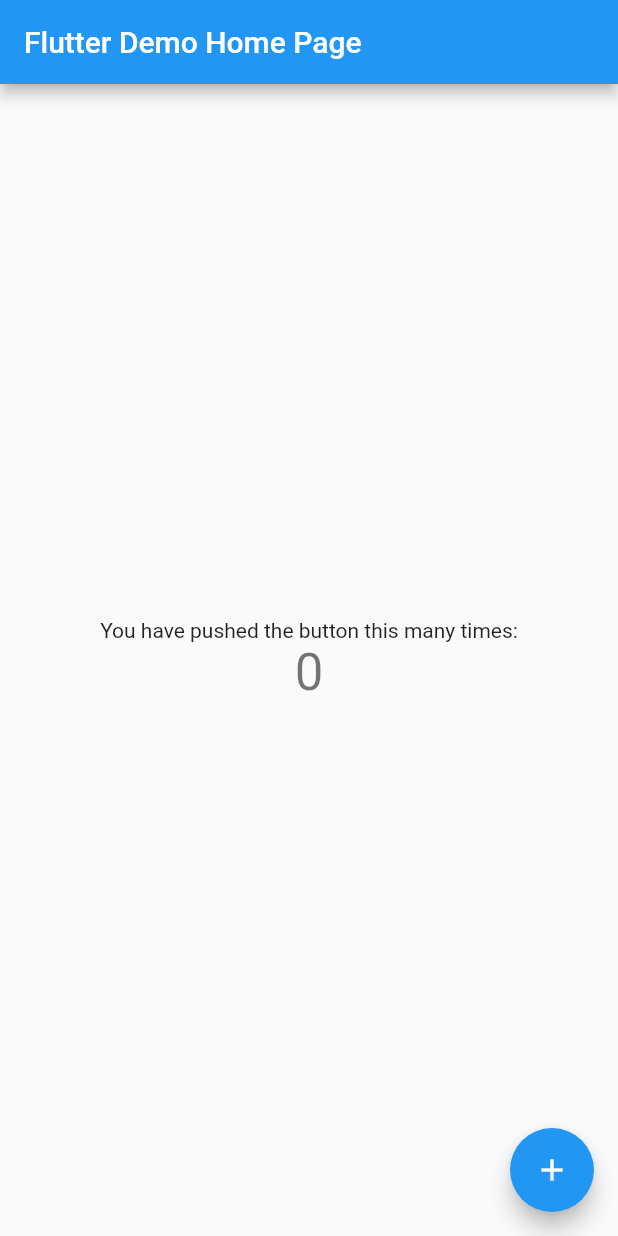
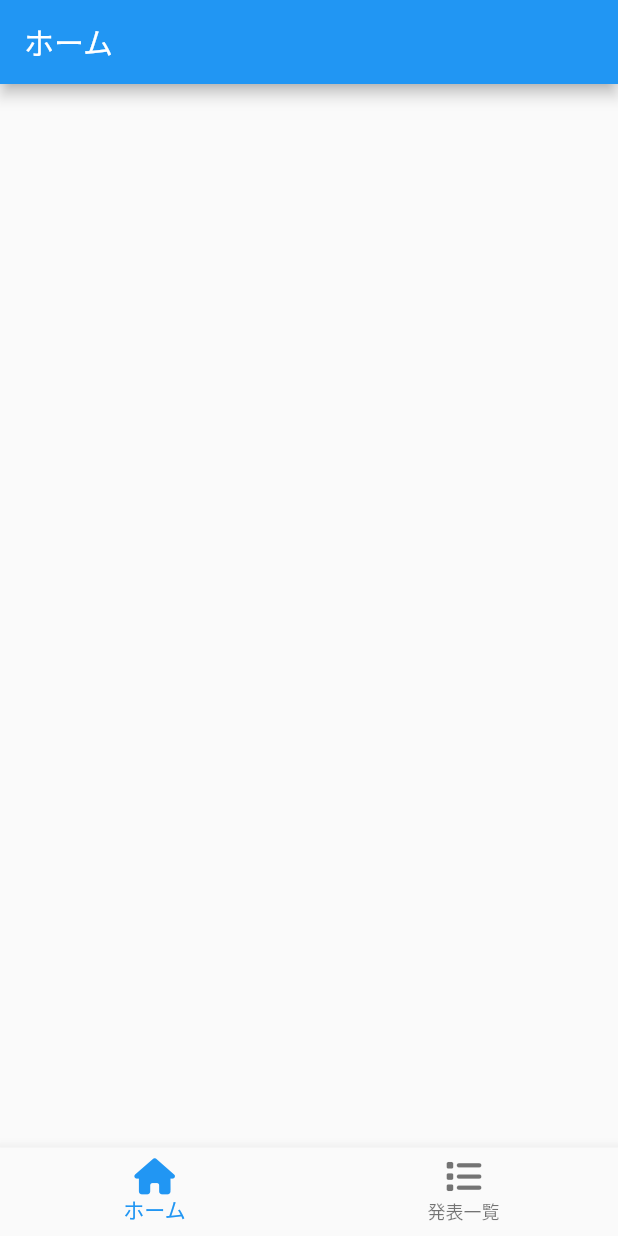
Before and after one commit to Ryotaewamoto/OR-northeast-branch-young-seminer-app, a Flutter app: the screen it shows after launch, on a phone screen of 412 x 824 dp. Run offline on Flutter 3.47's test engine with Material 2 defaults, Android fonts, the phone set to English and light mode, and no system bars; our stand-ins replace firebase_auth, firebase_core, flutter_spinkit, font_awesome_flutter, go_router, hooks_riverpod; missing offline and left inert: simple_logger; accounts and stored records are empty.

Commit message:
feat: add bottom navigation

```diff
--- /dev/null
+++ b/lib/app.dart
@@ -0,0 +1,22 @@
+import 'package:flutter/material.dart';
+import 'package:hooks_riverpod/hooks_riverpod.dart';
+
+import 'utils/routing/app_routes.dart';
+
+/// [App] has routing settings
+class App extends HookConsumerWidget {
+  const App({Key? key}) : super(key: key);
+
+  @override
+  Widget build(BuildContext context, WidgetRef ref) {
+    final goRouter = ref.watch(goRoutesProvider);
+    return MaterialApp.router(
+      title: 'Flutter Demo',
+      // theme: ThemeData(useMaterial3: true, colorScheme: lightColorScheme),
+      // darkTheme: ThemeData(useMaterial3: true, colorScheme: darkColorScheme),
+      routeInformationParser: goRouter.routeInformationParser,
+      routerDelegate: goRouter.routerDelegate,
+      routeInformationProvider: goRouter.routeInformationProvider,
+    );
+  }
+}
--- /dev/null
+++ b/lib/features/bottom_tab.dart
@@ -0,0 +1,75 @@
+import 'package:flutter/material.dart';
+import 'package:font_awesome_flutter/font_awesome_flutter.dart';
+import 'package:go_router/go_router.dart';
+import 'package:hooks_riverpod/hooks_riverpod.dart';
+import '../pages/home.dart';
+
+import '../pages/presentation_list.dart';
+
+/// 現在選択状態になっている下タブを管理する StateProvider。
+final bottomTabStateProvider = StateProvider<BottomTab>((_) => bottomTabs[0]);
+
+/// BottomTab の種別。
+enum BottomTabEnum {
+  home(label: 'ホーム', location: HomePage.location),
+  presentationList(label: '発表一覧', location: PresentationListPage.location);
+
+  const BottomTabEnum({
+    required this.label,
+    required this.location,
+  });
+
+  final String label;
+  final String location;
+}
+
+/// MainPage の BottomNavigationBar の内容
+class BottomTab {
+  const BottomTab._({
+    required this.index,
+    required this.key,
+    required this.bottomTabEnum,
+  });
+
+  final int index;
+  final GlobalKey<NavigatorState> key;
+  final BottomTabEnum bottomTabEnum;
+}
+
+/// BottomNavigationBarItem.icon に表示するウィジェットを提供するプロバイダ。
+final bottomTabIconProvider =
+    Provider.family<Widget, BottomTabEnum>((ref, bottomTabEnum) {
+  switch (bottomTabEnum) {
+    case BottomTabEnum.home:
+      return const FaIcon(FontAwesomeIcons.house);
+    case BottomTabEnum.presentationList:
+      return const FaIcon(FontAwesomeIcons.list);
+  }
+});
+
+/// MainPage に表示する BottomNavigationBarItem 一覧。
+final bottomTabs = <BottomTab>[
+  BottomTab._(
+    index: 0,
+    key: GlobalKey<NavigatorState>(),
+    bottomTabEnum: BottomTabEnum.home,
+  ),
+  BottomTab._(
+    index: 1,
+    key: GlobalKey<NavigatorState>(),
+    bottomTabEnum: BottomTabEnum.presentationList,
+  ),
+];
+
+/// BottomNavigationBarItem をタップしたときの処理を提供する Provider。
+///
+/// 現在表示している状態のタブをタップした場合は画面をすべて pop する。
+final bottomNavigationBarItemOnTapProvider =
+    Provider.family<void Function(int), BuildContext>(
+  (ref, context) => (index) {
+    FocusManager.instance.primaryFocus?.unfocus();
+    final bottomTab = bottomTabs[index];
+    ref.read(bottomTabStateProvider.notifier).update((state) => bottomTab);
+    GoRouter.of(context).go(bottomTab.bottomTabEnum.location);
+  },
+);
--- a/lib/main.dart
+++ b/lib/main.dart
@@ -1,67 +1,19 @@
+import 'package:firebase_core/firebase_core.dart';
 import 'package:flutter/material.dart';
+import 'package:hooks_riverpod/hooks_riverpod.dart';
 
-void main() {
-  runApp(const MyApp());
+import 'app.dart';
+// import 'firebase_options.dart';
+
+void main() async {
+  WidgetsFlutterBinding.ensureInitialized();
+  // Firebase を初期化する。
+  // await Firebase.initializeApp(
+  //   options: DefaultFirebaseOptions.currentPlatform,
+  // );
+  runApp(
+    const ProviderScope(
+      child: App(),
+    ),
+  );
 }
-
-class MyApp extends StatelessWidget {
-  const MyApp({super.key});
-
-  @override
-  Widget build(BuildContext context) {
-    return MaterialApp(
-      title: 'Flutter Demo',
-      theme: ThemeData(
-        primarySwatch: Colors.blue,
-      ),
-      home: const MyHomePage(title: 'Flutter Demo Home Page'),
-    );
-  }
-}
-
-class MyHomePage extends StatefulWidget {
-  const MyHomePage({super.key, required this.title});
-
-  final String title;
-
-  @override
-  State<MyHomePage> createState() => _MyHomePageState();
-}
-
-class _MyHomePageState extends State<MyHomePage> {
-  int _counter = 0;
-
-  void _incrementCounter() {
-    setState(() {
-      _counter++;
-    });
-  }
-
-  @override
-  Widget build(BuildContext context) {
-    return Scaffold(
-      appBar: AppBar(
-        title: Text(widget.title),
-      ),
-      body: Center(
-        child: Column(
-          mainAxisAlignment: MainAxisAlignment.center,
-          children: <Widget>[
-            const Text(
-              'You have pushed the button this many times:',
-            ),
-            Text(
-              '$_counter',
-              style: Theme.of(context).textTheme.headline4,
-            ),
-          ],
-        ),
-      ),
-      floatingActionButton: FloatingActionButton(
-        onPressed: _incrementCounter,
-        tooltip: 'Increment',
-        child: const Icon(Icons.add),
-      ),
-    );
-  }
-}
--- /dev/null
+++ b/lib/pages/home.dart
@@ -0,0 +1,22 @@
+import 'package:flutter/material.dart';
+import 'package:hooks_riverpod/hooks_riverpod.dart';
+
+class HomePage extends HookConsumerWidget {
+  const HomePage({super.key});
+
+  static const path = '/home';
+  static const name = 'HomePage';
+  static const location = path;
+
+  @override
+  Widget build(BuildContext context, WidgetRef ref) {
+    return Scaffold(
+      appBar: AppBar(
+        title: const Text('ホーム'),
+      ),
+      body: Column(
+        children: [],
+      ),
+    );
+  }
+}
--- /dev/null
+++ b/lib/utils/routing/app_routes.dart
@@ -0,0 +1,101 @@
+import 'dart:async';
+
+import 'package:firebase_auth/firebase_auth.dart';
+import 'package:flutter/material.dart';
+import 'package:go_router/go_router.dart';
+import 'package:hooks_riverpod/hooks_riverpod.dart';
+import 'package:or_northeast_branch_young_seminer_app/pages/presentation_detail.dart';
+import 'package:or_northeast_branch_young_seminer_app/pages/presentation_list.dart';
+import '../../pages/home.dart';
+
+import '../../app.dart';
+import '../exceptions/base.dart';
+import '../navigator_key.dart';
+import 'animation.dart';
+import 'scaffold_with_nav_bar.dart';
+
+/// This [Provider] controls app routing with [GoRouter]. Particularly this
+/// is used [App] class.
+///
+/// A [routes] argument takes a list of [GoRoute] or [ShellRoute] because
+/// these classes extend [RouteBase]. Other argument [navigatorKey] is a key used specifying
+/// parent key from below [GoRoute]. If you use [BottomNavigationBar], Two keys
+/// [rootNavigatorKeyProvider] and [shellNavigatorKeyProvider] are necessary.
+///
+final goRoutesProvider = Provider<GoRouter>(
+  (ref) => GoRouter(
+    navigatorKey: ref.watch(rootNavigatorKeyProvider),
+    initialLocation: HomePage.path,
+    routes: <RouteBase>[
+      ShellRoute(
+        navigatorKey: ref.watch(shellNavigatorKeyProvider),
+        builder: (BuildContext context, GoRouterState state, Widget child) {
+          return ScaffoldWithNavBar(child: child);
+        },
+        routes: <RouteBase>[
+          GoRoute(
+            path: HomePage.path,
+            name: HomePage.name,
+            pageBuilder: (BuildContext context, GoRouterState state) {
+              return buildPageWithAnimation(
+                page: const HomePage(
+                  key: ValueKey(HomePage.name),
+                ),
+              );
+            },
+          ),
+          GoRoute(
+            path: PresentationListPage.location,
+            name: PresentationListPage.name,
+            pageBuilder: (BuildContext context, GoRouterState state) {
+              return buildPageWithAnimation(page: const PresentationListPage());
+            },
+          ),
+          GoRoute(
+            // English:
+            // The details screen to display stacked on the inner Navigator.
+            // This will cover screen A but not the application shell.
+            // 日本語:
+            // ここでは parentNavigatorKey を指定していないので、直前の key 、
+            // すなわち shell の navigator key を取得するので
+            // [BottomNavigationBar] が維持された状態で画面遷移する。
+            path: PresentationDetailPage.path,
+            name: PresentationDetailPage.name,
+            builder: (BuildContext context, GoRouterState state) {
+              return ProviderScope(
+                overrides: <Override>[
+                  goRouterStateProvider.overrideWithValue(state),
+                ],
+                child: const PresentationDetailPage(
+                  key: ValueKey(PresentationDetailPage.name),
+                ),
+              );
+            },
+          ),
+        ],
+      ),
+    ],
+  ),
+);
+
+final goRouterStateProvider = Provider<GoRouterState>(
+  (_) => throw const AppException(message: 'データが見つかりませんでした。'),
+);
+
+/// This class was included
+// class GoRouterRefreshStream extends ChangeNotifier {
+//   GoRouterRefreshStream(Stream<dynamic> stream) {
+//     notifyListeners();
+//     _subscription = stream.asBroadcastStream().listen(
+//           (dynamic _) => notifyListeners(),
+//         );
+//   }
+
+//   late final StreamSubscription<dynamic> _subscription;
+
+//   @override
+//   void dispose() {
+//     _subscription.cancel();
+//     super.dispose();
+//   }
+// }
--- /dev/null
+++ b/lib/utils/routing/scaffold_with_nav_bar.dart
@@ -0,0 +1,35 @@
+import 'package:flutter/material.dart';
+import 'package:hooks_riverpod/hooks_riverpod.dart';
+
+import '../../features/bottom_tab.dart';
+
+class ScaffoldWithNavBar extends HookConsumerWidget {
+  /// Constructs an [ScaffoldWithNavBar].
+  const ScaffoldWithNavBar({
+    required this.child,
+    Key? key,
+  }) : super(key: key);
+
+  final Widget child;
+
+  @override
+  Widget build(BuildContext context, WidgetRef ref) {
+    return Scaffold(
+      body: child,
+      bottomNavigationBar: BottomNavigationBar(
+        type: BottomNavigationBarType.fixed,
+        items: bottomTabs
+            .map(
+              (b) => BottomNavigationBarItem(
+                icon: ref.watch(bottomTabIconProvider(b.bottomTabEnum)),
+                label: b.bottomTabEnum.label,
+              ),
+            )
+            .toList(),
+        currentIndex: ref.watch(bottomTabStateProvider).index,
+        onTap: (index) =>
+            ref.read(bottomNavigationBarItemOnTapProvider(context))(index),
+      ),
+    );
+  }
+}
--- a/pubspec.yaml
+++ b/pubspec.yaml
@@ -20,10 +20,11 @@
   hooks_riverpod: ^1.0.4
   font_awesome_flutter: ^10.2.1
   gap: ^2.0.0
-  firebase_core: ^1.23.0
-  firebase_auth: ^3.10.0
+  firebase_core: ^2.2.0
   simple_logger: ^1.9.0+1
   flutter_spinkit: ^5.1.0
+  firebase_auth: ^4.1.3
+  cloud_firestore: ^4.1.0
 
 dev_dependencies:
   flutter_test:
```
Also changed, not shown: lib/features/auth.dart (added, +53 -0 lines), lib/pages/presentation_detail.dart (added, +22 -0 lines), lib/pages/presentation_list.dart (added, +22 -0 lines), lib/utils/exceptions/base.dart (added, +28 -0 lines), lib/utils/extensions/string.dart (added, +16 -0 lines), lib/utils/loading.dart (added, +43 -0 lines), lib/utils/logger.dart (added, +8 -0 lines), lib/utils/navigator_key.dart (added, +10 -0 lines), lib/utils/routing/animation.dart (added, +14 -0 lines), pubspec.lock, 5 other files.
